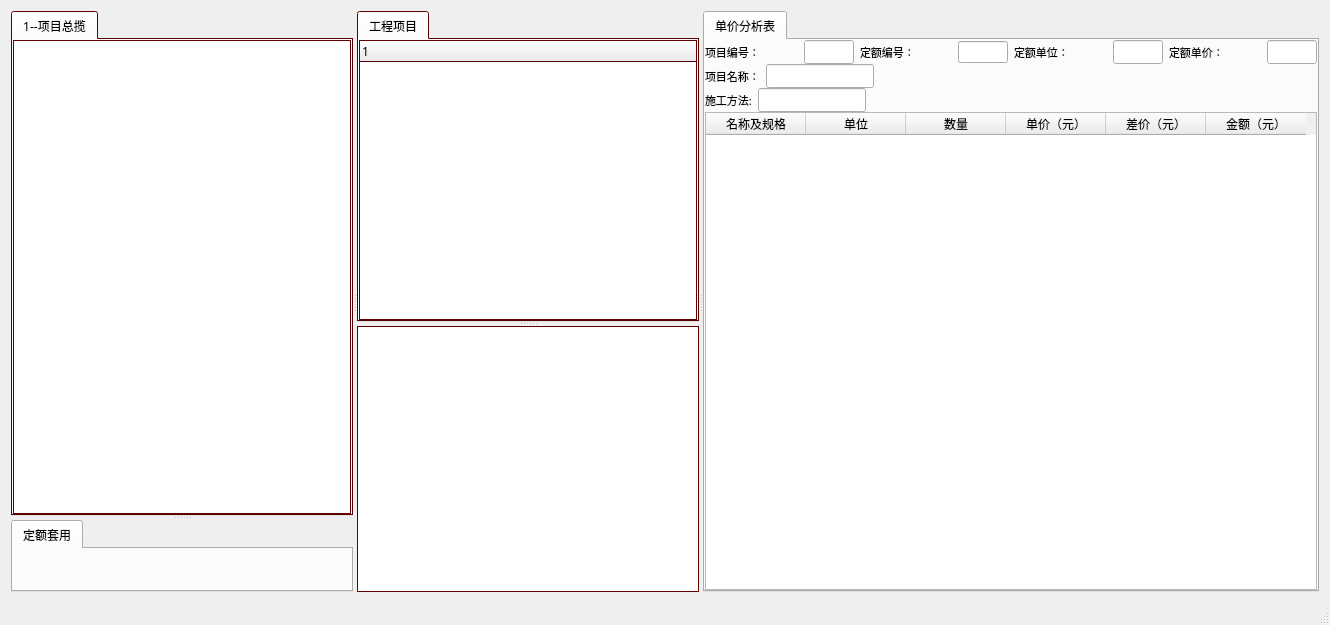
Old version of the form mainwindow.ui in the repository sun97530663/sdsl.
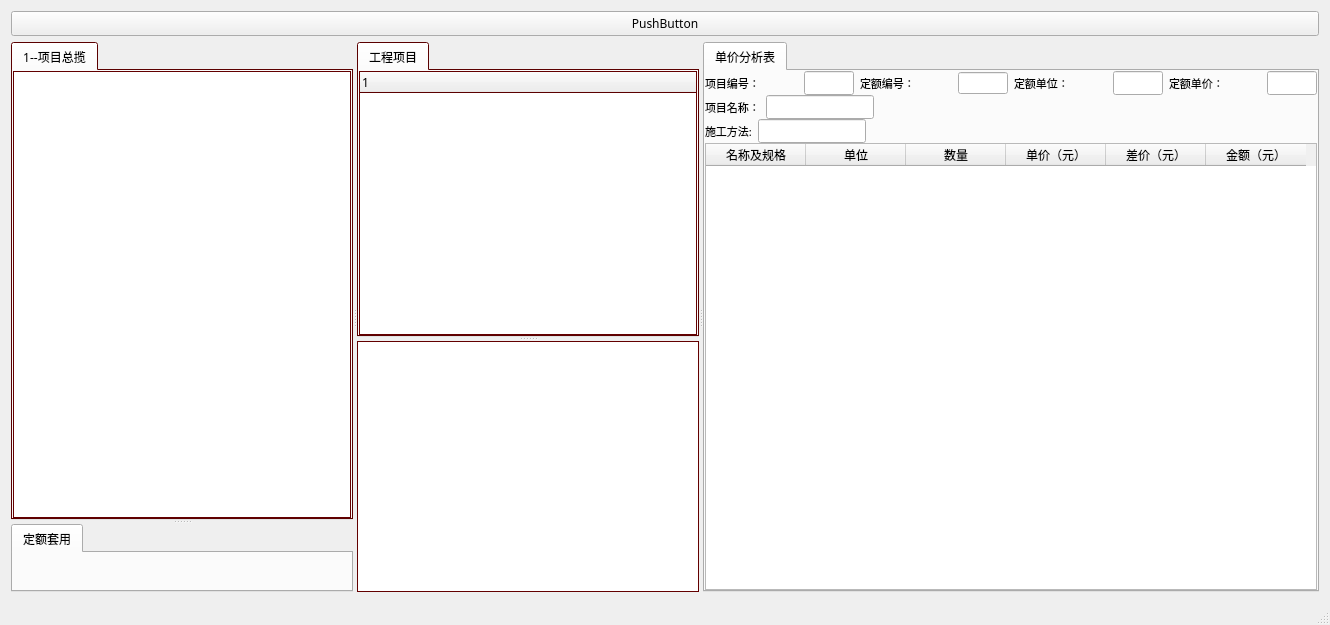
New version of the form.

```diff
--- a/mainwindow.ui
+++ b/mainwindow.ui
@@ -23,6 +23,13 @@
     <string notr="true"/>
    </property>
    <layout class="QVBoxLayout" name="verticalLayout_5">
+    <item>
+     <widget class="QPushButton" name="pushButton">
+      <property name="text">
+       <string>PushButton</string>
+      </property>
+     </widget>
+    </item>
     <item>
      <widget class="QSplitter" name="mainsplitter">
       <property name="palette">
```
